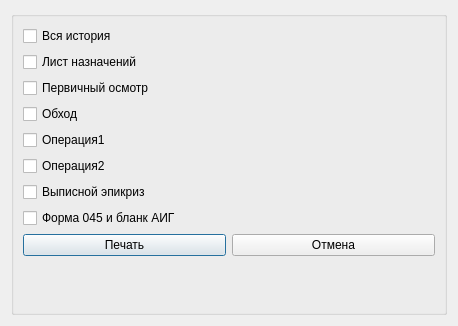
The window that client/GUI/printwindow.ui (slashdekomori/PatientBase) describes before a commit, drawn with Qt 5.
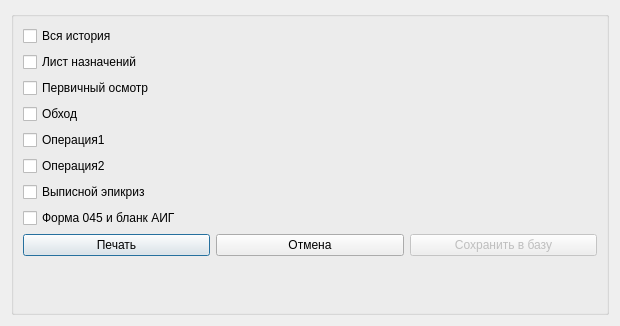
The same window after the commit.

Patch:
```diff
--- a/client/GUI/printwindow.ui
+++ b/client/GUI/printwindow.ui
@@ -6,7 +6,7 @@
    <rect>
     <x>0</x>
     <y>0</y>
-    <width>458</width>
+    <width>620</width>
     <height>326</height>
    </rect>
   </property>
@@ -78,6 +78,16 @@
           </property>
          </widget>
         </item>
+        <item>
+         <widget class="QPushButton" name="SaveToDbButton">
+          <property name="enabled">
+           <bool>false</bool>
+          </property>
+          <property name="text">
+           <string>Сохранить в базу</string>
+          </property>
+         </widget>
+        </item>
        </layout>
       </item>
       <item row="1" column="0">
```
